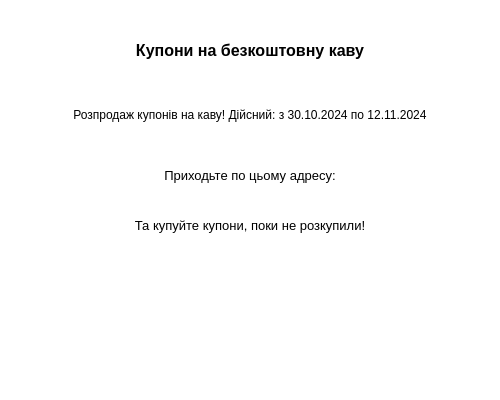
Before: the Qt Designer form Prototype_v.1_s2.ui in Vemisct/Internet.com, drawn with Qt 5.
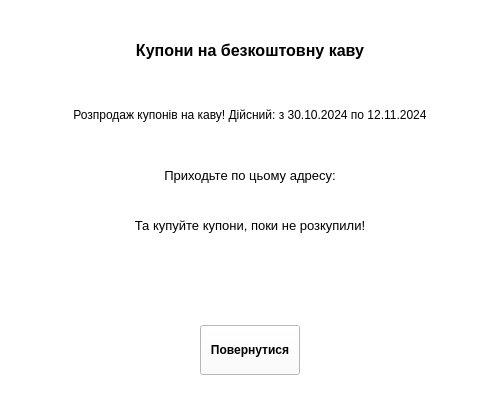
After: the same form once the commit is applied.

Diff of the .ui file:
```diff
--- a/Prototype_v.1_s2.ui
+++ b/Prototype_v.1_s2.ui
@@ -104,6 +104,25 @@
     <set>Qt::AlignCenter</set>
    </property>
   </widget>
+  <widget class="QPushButton" name="pushButton">
+   <property name="geometry">
+    <rect>
+     <x>200</x>
+     <y>325</y>
+     <width>100</width>
+     <height>50</height>
+    </rect>
+   </property>
+   <property name="font">
+    <font>
+     <weight>75</weight>
+     <bold>true</bold>
+    </font>
+   </property>
+   <property name="text">
+    <string>Повернутися</string>
+   </property>
+  </widget>
  </widget>
  <resources/>
  <connections/>
```
